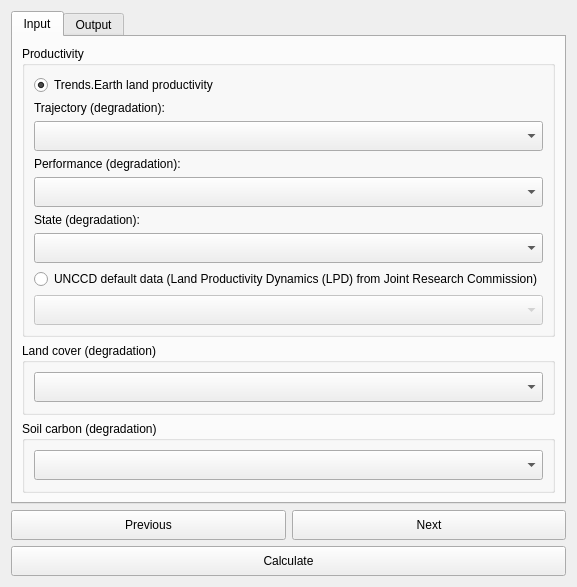
This is LDMP/gui/DlgCalculateSDGAdvanced.ui in ConservationInternational/trends.earth as Qt 5 draws it before an edit. The edited form follows.
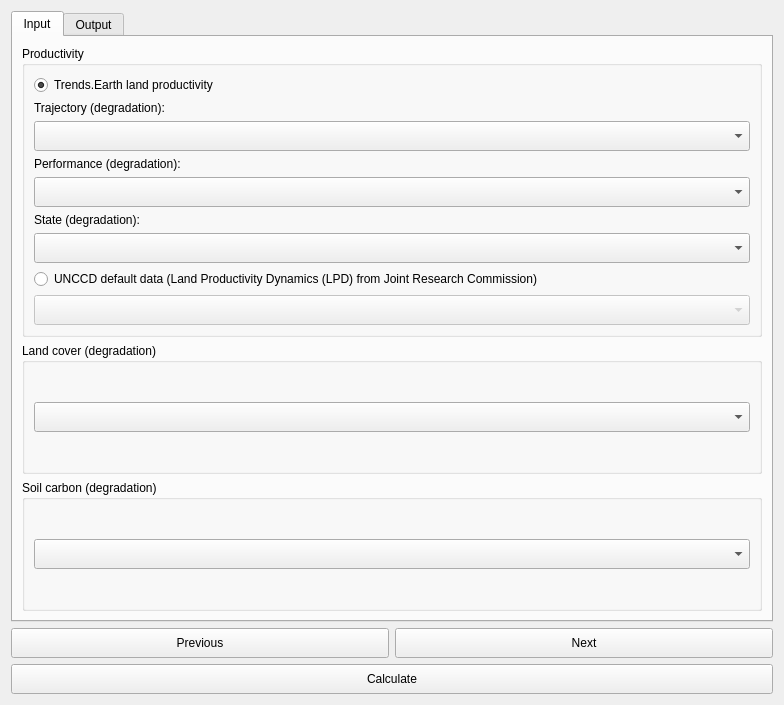
This is the edited form.

```diff
--- a/LDMP/gui/DlgCalculateSDGAdvanced.ui
+++ b/LDMP/gui/DlgCalculateSDGAdvanced.ui
@@ -6,8 +6,8 @@
    <rect>
     <x>0</x>
     <y>0</y>
-    <width>510</width>
-    <height>549</height>
+    <width>784</width>
+    <height>705</height>
    </rect>
   </property>
   <property name="sizePolicy">
```
Left out of the diff: 2 changed lines with no effect on the pictures.
